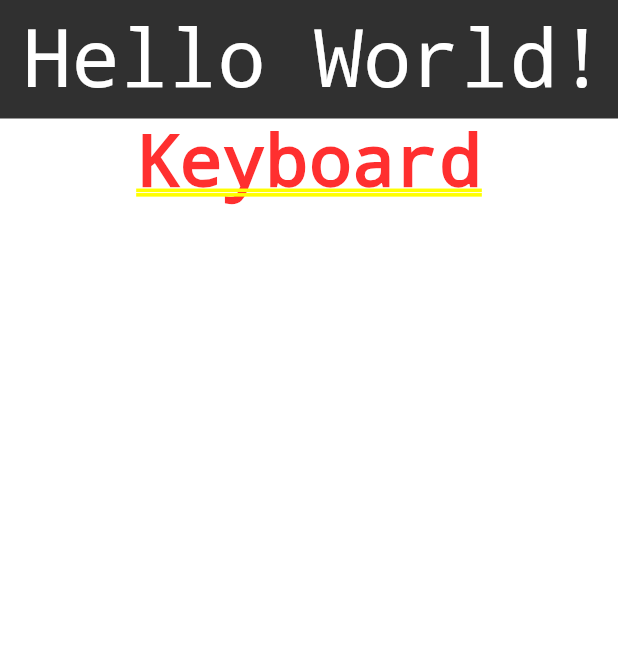
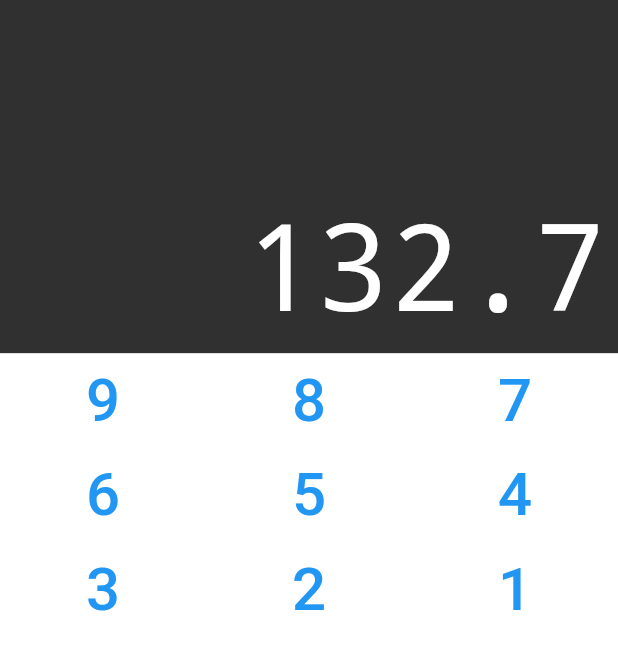
Before and after one commit to PedroH-Peres/calculadora_fluttter, a Flutter app: the screen it shows after launch, on a phone screen of 412 x 824 dp. Shown: the top 650 px of the screen. Run offline on Flutter 3.47's test engine with Material 2 defaults, Android fonts, the phone set to English and light mode, and no system bars; drawn by our look-alikes of auto_size_text.

Commit message:
flex&expanded

```diff
--- a/calculadorafl/lib/components/button.dart
+++ b/calculadorafl/lib/components/button.dart
@@ -3,13 +3,17 @@ import 'package:flutter/src/widgets/container.dart';
 import 'package:flutter/src/widgets/framework.dart';
 
 class Button extends StatelessWidget {
-  const Button({super.key});
+  final String text;
+
+  Button({required this.text});
 
   @override
   Widget build(BuildContext context) {
-    return TextButton(
-      onPressed: null,
-      child: Text("Teste"),
+    return Expanded(
+      child: TextButton(
+        onPressed: () {},
+        child: Text(text, style: TextStyle(fontSize: 40),),
+      ),
     );
   }
 }
--- a/calculadorafl/lib/components/button_row.dart
+++ b/calculadorafl/lib/components/button_row.dart
@@ -0,0 +1,18 @@
+import 'package:flutter/material.dart';
+import 'package:flutter/src/widgets/container.dart';
+import 'package:flutter/src/widgets/framework.dart';
+
+import 'button.dart';
+
+class ButtonRow extends StatelessWidget {
+  final List<Button> buttons;
+
+  ButtonRow(this.buttons);
+
+  @override
+  Widget build(BuildContext context) {
+    return Row(
+      children: buttons,
+    );
+  }
+}
--- a/calculadorafl/lib/components/display.dart
+++ b/calculadorafl/lib/components/display.dart
@@ -10,7 +10,9 @@ class Display extends StatelessWidget {
 
   @override
   Widget build(BuildContext context) {
-    return Container(
+    return Expanded(
+      flex: 2,
+      child: Container(
         color: const Color.fromRGBO(48, 48, 48, 1),
         child: Column(
           crossAxisAlignment: CrossAxisAlignment.stretch,
@@ -34,6 +36,7 @@ class Display extends StatelessWidget {
             ),
           ],
         ),
+      ),
     );
   }
 }
--- /dev/null
+++ b/calculadorafl/lib/components/keyboard.dart
@@ -0,0 +1,42 @@
+import 'package:calculadorafl/components/button.dart';
+import 'package:calculadorafl/components/button_row.dart';
+import 'package:flutter/cupertino.dart';
+import 'package:flutter/src/widgets/container.dart';
+import 'package:flutter/src/widgets/framework.dart';
+
+class Keyboard extends StatelessWidget {
+  @override
+  Widget build(BuildContext context) {
+    return Expanded(
+      flex: 5,
+      child: Container(
+        height: 500,
+        child: Column(
+          children: [
+            ButtonRow(
+              [
+                Button(text: '9'),
+                Button(text: '8'),
+                Button(text: '7'),
+              ],
+            ),
+            ButtonRow(
+              [
+                Button(text: '6'),
+                Button(text: '5'),
+                Button(text: '4'),
+              ],
+            ),
+            ButtonRow(
+              [
+                Button(text: '3'),
+                Button(text: '2'),
+                Button(text: '1'),
+              ],
+            ),
+          ],
+        ),
+      ),
+    );
+  }
+}
--- a/calculadorafl/lib/screens/calculator.dart
+++ b/calculadorafl/lib/screens/calculator.dart
@@ -1,4 +1,5 @@
 import 'package:calculadorafl/components/display.dart';
+import 'package:calculadorafl/components/keyboard.dart';
 import 'package:flutter/material.dart';
 import 'package:flutter/src/widgets/container.dart';
 import 'package:flutter/src/widgets/framework.dart';
@@ -11,8 +12,8 @@ class Calculator extends StatelessWidget {
     return MaterialApp(
       home: Column(
         children: [
-          Display('Hello World!'),
-          Text("Keyboard")
+          Display('132.7'),
+          Keyboard()
         ],
       ),
     );
```
Lines whose indentation alone changed are shown as unchanged.
